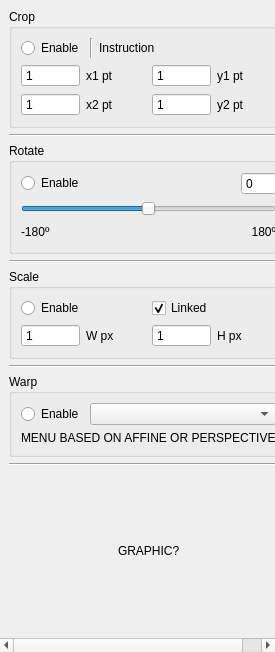
Before: the Qt Designer form src/transformmenu.ui in mattykakes/qcvTouchUp, drawn with Qt 5.
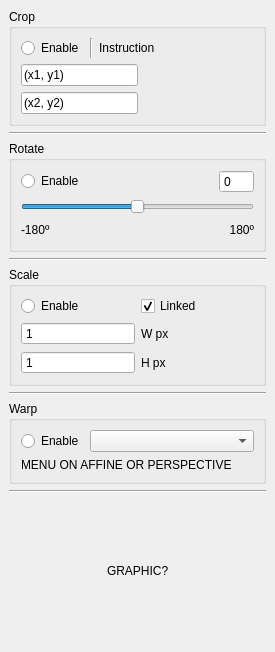
After: the same form once the commit is applied.

Commit message: labels added to transform ui

```diff
--- a/src/transformmenu.ui
+++ b/src/transformmenu.ui
@@ -96,94 +96,48 @@
        <item>
         <layout class="QHBoxLayout" name="horizontalLayout_5">
          <item>
-          <widget class="QSpinBox" name="spinBox_4">
-           <property name="buttonSymbols">
-            <enum>QAbstractSpinBox::NoButtons</enum>
-           </property>
-           <property name="minimum">
-            <number>1</number>
-           </property>
-           <property name="maximum">
-            <number>19999</number>
-           </property>
-          </widget>
-         </item>
-         <item>
-          <widget class="QLabel" name="label_6">
+          <widget class="QLineEdit" name="lineEdit_CropRoiStart">
            <property name="text">
-            <string>x1 pt</string>
+            <string>(x1, y1)</string>
            </property>
           </widget>
          </item>
          <item>
-          <widget class="QSpinBox" name="spinBox_5">
-           <property name="buttonSymbols">
-            <enum>QAbstractSpinBox::NoButtons</enum>
+          <spacer name="horizontalSpacer_CropRoiStart">
+           <property name="orientation">
+            <enum>Qt::Horizontal</enum>
            </property>
-           <property name="minimum">
-            <number>1</number>
+           <property name="sizeHint" stdset="0">
+            <size>
+             <width>40</width>
+             <height>20</height>
+            </size>
            </property>
-           <property name="maximum">
-            <number>19999</number>
-           </property>
-           <property name="value">
-            <number>1</number>
-           </property>
-          </widget>
-         </item>
-         <item>
-          <widget class="QLabel" name="label_7">
-           <property name="text">
-            <string>y1 pt</string>
-           </property>
-          </widget>
+          </spacer>
          </item>
         </layout>
        </item>
        <item>
         <layout class="QHBoxLayout" name="horizontalLayout_6">
          <item>
-          <widget class="QSpinBox" name="spinBox_6">
-           <property name="buttonSymbols">
-            <enum>QAbstractSpinBox::NoButtons</enum>
-           </property>
-           <property name="minimum">
-            <number>1</number>
-           </property>
-           <property name="maximum">
-            <number>19999</number>
-           </property>
-          </widget>
-         </item>
-         <item>
-          <widget class="QLabel" name="label_8">
+          <widget class="QLineEdit" name="lineEdit_CropRoiEnd">
            <property name="text">
-            <string>x2 pt</string>
+            <string>(x2, y2)</string>
            </property>
           </widget>
          </item>
          <item>
-          <widget class="QSpinBox" name="spinBox_7">
-           <property name="buttonSymbols">
-            <enum>QAbstractSpinBox::NoButtons</enum>
+          <spacer name="horizontalSpacer_6">
+           <property name="orientation">
+            <enum>Qt::Horizontal</enum>
            </property>
-           <property name="minimum">
-            <number>1</number>
+           <property name="sizeHint" stdset="0">
+            <size>
+             <width>40</width>
+             <height>20</height>
+            </size>
            </property>
-           <property name="maximum">
-            <number>19999</number>
-           </property>
-           <property name="value">
-            <number>1</number>
-           </property>
-          </widget>
-         </item>
-         <item>
-          <widget class="QLabel" name="label_9">
-           <property name="text">
-            <string>y2 pt</string>
-           </property>
-          </widget>
+          </spacer>
          </item>
         </layout>
        </item>
@@ -368,8 +322,12 @@
            </property>
           </widget>
          </item>
+        </layout>
+       </item>
+       <item>
+        <layout class="QHBoxLayout" name="horizontalLayout_ScaleHeight">
          <item>
-          <widget class="QSpinBox" name="spinBox_3">
+          <widget class="QSpinBox" name="spinBox_ScaleHeight">
            <property name="buttonSymbols">
             <enum>QAbstractSpinBox::NoButtons</enum>
            </property>
@@ -385,7 +343,7 @@
           </widget>
          </item>
          <item>
-          <widget class="QLabel" name="label_4">
+          <widget class="QLabel" name="label_ScaleHeight">
            <property name="text">
             <string>H px</string>
            </property>
@@ -433,7 +391,7 @@
        <item>
         <widget class="QLabel" name="label_11">
          <property name="text">
-          <string>MENU BASED ON AFFINE OR PERSPECTIVE</string>
+          <string>MENU ON AFFINE OR PERSPECTIVE</string>
          </property>
         </widget>
        </item>
```
Left out of the diff: 50 changed lines with no effect on the pictures.
